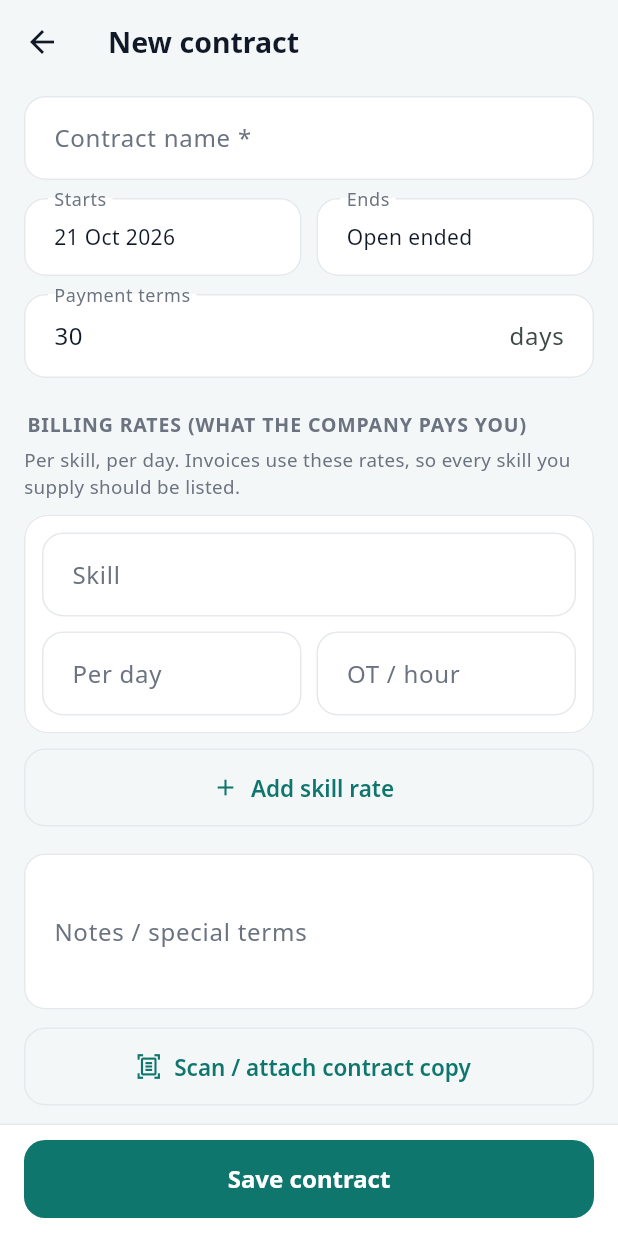
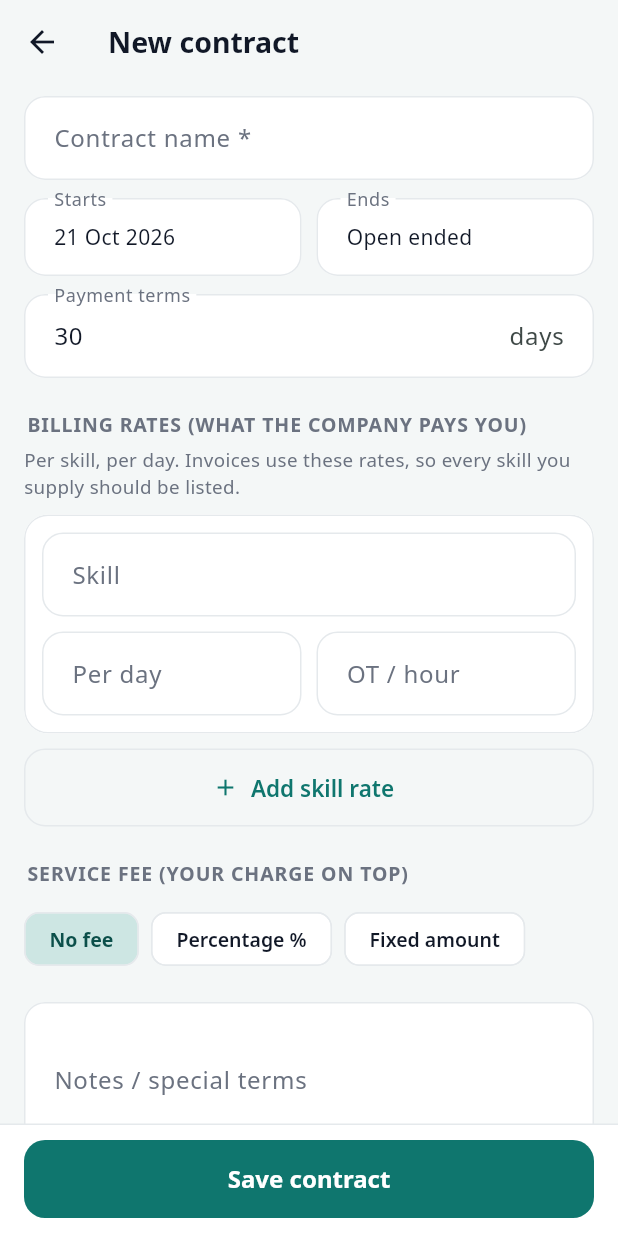
Before and after one commit to rajendravairagi1/MyWebAPP, a Flutter app: the ContractFormScreen screen opened directly with empty values, on a phone screen of 412 x 824 dp. Run offline on Flutter 3.47's test engine with Material 3 defaults, Android fonts, the phone set to English and light mode, and no system bars; our stand-ins replace drift, flutter_riverpod, image_picker, pdf, printing, share_plus and 1 more; accounts and stored records are empty; generated files the repository leaves out were written again; statements that could not run were skipped.

Commit message:
Inline overtime, service fee on invoices, annexure absent/OT columns
Co-Authored-By: Claude Sonnet 5.5 <noreply@anthropic.com>
Claude-Session: https://claude.ai/code/session_013FtgAWU2Cvzp97admXC6Lc

```diff
--- a/shram_khata/lib/data/services/billing_service.dart
+++ b/shram_khata/lib/data/services/billing_service.dart
@@ -29,6 +29,30 @@ class DraftLine {
   bool get missingRate => rate <= 0;
 }
 
+/// The agency's own charge on top of the labour bill.
+class ServiceFee {
+  ServiceFee({this.type = none, this.percent = 0, this.fixed = 0});
+  static const none = 'none';
+  static const percentOf = 'percent';
+  static const fixedAmount = 'fixed';
+
+  String type;
+
+  /// Used when [type] is percent: share of the labour charges, e.g. 10.
+  double percent;
+
+  /// Used when [type] is fixed: one amount per invoice, in minor units.
+  int fixed;
+
+  int amountFor(int labourCharges) => switch (type) {
+        percentOf => (labourCharges * percent / 100).round(),
+        fixedAmount => fixed,
+        _ => 0,
+      };
+
+  ServiceFee copy() => ServiceFee(type: type, percent: percent, fixed: fixed);
+}
+
 class InvoiceDraft {
   InvoiceDraft({
     required this.companyId,
@@ -37,7 +61,8 @@ class InvoiceDraft {
     required this.to,
     required this.lines,
     required this.overlapping,
-  });
+    ServiceFee? fee,
+  }) : fee = fee ?? ServiceFee();
 
   final String companyId;
   final String? siteId;
@@ -48,7 +73,12 @@ class InvoiceDraft {
   /// An existing invoice already covering part of this period, if any.
   final Invoice? overlapping;
 
+  /// Service fee for this invoice (editable before saving).
+  ServiceFee fee;
+
+  /// Labour charges: what the attendance is worth at the contract rates.
   int get subtotal => lines.fold(0, (a, l) => a + l.amount);
+  int get feeAmount => fee.amountFor(subtotal);
   int get missingRates => lines.where((l) => l.missingRate).length;
   double get totalDays => lines.fold(0.0, (a, l) => a + l.days);
 }
@@ -173,6 +203,16 @@ class BillingService extends Service {
         break;
       }
     }
+    // Default service fee: the newest active contract covering the period.
+    final contracts = await (db.select(db.contracts)
+          ..where((t) =>
+              t.companyId.equals(companyId) &
+              t.isActive.equals(true) &
+              t.startDate.isSmallerOrEqualValue(to))
+          ..orderBy([(t) => OrderingTerm.desc(t.startDate)]))
+        .get();
+    final covering = contracts.where((c) => c.endDate == null || c.endDate!.compareTo(from) >= 0);
+    final c = covering.isEmpty ? null : covering.first;
     return InvoiceDraft(
       companyId: companyId,
       siteId: siteId,
@@ -180,6 +220,9 @@ class BillingService extends Service {
       to: to,
       lines: lines,
       overlapping: overlap,
+      fee: c == null
+          ? ServiceFee()
+          : ServiceFee(type: c.serviceFeeType, percent: c.serviceFeePercent, fixed: c.serviceFeeFixed),
     );
   }
 
@@ -203,6 +246,12 @@ class BillingService extends Service {
     String? staffId,
   }) async {
     if (draft.lines.isEmpty) throw AppException('There is no attendance to bill in this period.');
+    if (draft.fee.type == ServiceFee.percentOf && (draft.fee.percent < 0 || draft.fee.percent > 100)) {
+      throw AppException('Service fee percentage must be between 0 and 100.');
+    }
+    if (draft.fee.type == ServiceFee.fixedAmount && draft.fee.fixed < 0) {
+      throw AppException('Service fee cannot be negative.');
+    }
     if (draft.lines.any((l) => l.missingRate)) {
       throw AppException('Set a billing rate for every line before saving.');
     }
@@ -211,7 +260,8 @@ class BillingService extends Service {
     final due = D.ymd(D.addDays(issue, paymentTermsDays));
     final taxRate = profile.taxEnabled ? profile.taxRate : 0.0;
     final subtotal = draft.subtotal;
-    final tax = (subtotal * taxRate / 100).round();
+    final feeAmount = draft.feeAmount;
+    final tax = ((subtotal + feeAmount) * taxRate / 100).round();
     final id = newId();
     await db.transaction(() async {
       final number = await _nextNumber(profile.invoicePrefix, issue, profile.country.fiscalStartMonth);
@@ -226,10 +276,13 @@ class BillingService extends Service {
             periodFrom: draft.from,
             periodTo: draft.to,
             subtotal: subtotal,
+            serviceFeeType: Value(draft.fee.type),
+            serviceFeePercent: Value(draft.fee.percent),
+            serviceFeeAmount: Value(feeAmount),
             taxRate: Value(taxRate),
             taxLabel: Value(profile.taxLabel),
             taxAmount: Value(tax),
-            total: subtotal + tax,
+            total: subtotal + feeAmount + tax,
             notes: Value(notes.trim()),
           ));
       for (final l in draft.lines) {
@@ -246,7 +299,7 @@ class BillingService extends Service {
               amount: l.amount,
             ));
       }
-      await audit(staffId, 'create', 'invoice', id, '$subtotal + $tax');
+      await audit(staffId, 'create', 'invoice', id, '$subtotal + $feeAmount + $tax');
     });
     return id;
   }
--- a/shram_khata/lib/data/tables.dart
+++ b/shram_khata/lib/data/tables.dart
@@ -77,6 +77,12 @@ class Contracts extends Table with PkId {
   TextColumn get notes => text().withDefault(const Constant(''))();
   TextColumn get docPath => text().nullable()();
   BoolColumn get isActive => boolean().withDefault(const Constant(true))();
+
+  /// Agency service fee on top of the labour charges: none | percent | fixed.
+  /// A fixed fee is charged once per invoice.
+  TextColumn get serviceFeeType => text().withDefault(const Constant('none'))();
+  RealColumn get serviceFeePercent => real().withDefault(const Constant(0))();
+  IntColumn get serviceFeeFixed => integer().withDefault(const Constant(0))();
 }
 
 /// What the agency bills the company per skill under a contract.
@@ -199,6 +205,11 @@ class Invoices extends Table with PkId {
   TextColumn get periodFrom => text()();
   TextColumn get periodTo => text()();
   IntColumn get subtotal => integer()();
+
+  /// Service fee snapshot (type none | percent | fixed) and its amount.
+  TextColumn get serviceFeeType => text().withDefault(const Constant('none'))();
+  RealColumn get serviceFeePercent => real().withDefault(const Constant(0))();
+  IntColumn get serviceFeeAmount => integer().withDefault(const Constant(0))();
   RealColumn get taxRate => real().withDefault(const Constant(0))();
   TextColumn get taxLabel => text().withDefault(const Constant('GST'))();
   IntColumn get taxAmount => integer().withDefault(const Constant(0))();
--- a/shram_khata/lib/features/billing/invoice_create_screen.dart
+++ b/shram_khata/lib/features/billing/invoice_create_screen.dart
@@ -1,5 +1,6 @@
 import '../../core/i18n.dart';
 import 'package:flutter/material.dart';
+import 'service_fee_editor.dart';
 import 'package:flutter_riverpod/flutter_riverpod.dart';
 
 import '../../core/dates.dart';
@@ -158,7 +159,8 @@ class _InvoiceCreateScreenState extends ConsumerState<InvoiceCreateScreen> {
     final profile = ref.watch(profileProvider).value ?? const BusinessProfile();
     final d = _draft;
     final taxRate = profile.taxEnabled ? profile.taxRate : 0.0;
-    final tax = d == null ? 0 : (d.subtotal * taxRate / 100).round();
+    final fee = d?.feeAmount ?? 0;
+    final tax = d == null ? 0 : ((d.subtotal + fee) * taxRate / 100).round();
     final now = DateTime.now();
     final thisMonth = D.firstOfMonth(now);
     final lastMonth = DateTime(now.year, now.month - 1, 1);
@@ -169,7 +171,7 @@ class _InvoiceCreateScreenState extends ConsumerState<InvoiceCreateScreen> {
             ? null
             : FilledButton(
                 onPressed: _busy || d.lines.isEmpty ? null : () => _save(profile),
-                child: Text('Create invoice • ${Money.format(d.subtotal + tax)}'),
+                child: Text('Create invoice • ${Money.format(d.subtotal + fee + tax)}'),
               ),
         children: [
           DropdownButtonFormField<String>(
@@ -295,13 +297,28 @@ class _InvoiceCreateScreenState extends ConsumerState<InvoiceCreateScreen> {
                 ]),
               ),
               const SizedBox(height: 12),
+              SectionTitle(tr('SERVICE FEE (YOUR CHARGE ON TOP)'), padding: const EdgeInsets.fromLTRB(2, 8, 2, 10)),
+              AppCard(
+                child: ServiceFeeEditor(
+                  key: ValueKey('fee-$_companyId-${d.from}-${d.to}-$_siteId'),
+                  fee: d.fee,
+                  onChanged: (f) => setState(() => d.fee = f),
+                ),
+              ),
+              const SizedBox(height: 12),
               AppCard(
                 child: Column(children: [
-                  _total('Man-days', num1(d.totalDays)),
-                  _total('Subtotal', Money.format(d.subtotal)),
+                  _total(tr('Man-days'), num1(d.totalDays)),
+                  _total(tr('Labour charges'), Money.format(d.subtotal)),
+                  if (fee > 0)
+                    _total(
+                        d.fee.type == ServiceFee.percentOf
+                            ? trf('Service fee ({pct}%)', {'pct': num1(d.fee.percent)})
+                            : tr('Service fee'),
+                        Money.format(fee)),
                   if (taxRate > 0) _total('${profile.taxLabel} @ ${num1(taxRate)}%', Money.format(tax)),
                   const Divider(height: 18),
-                  _total('Total', Money.format(d.subtotal + tax), big: true),
+                  _total(tr('Total'), Money.format(d.subtotal + fee + tax), big: true),
                 ]),
               ),
               const SizedBox(height: 12),
--- a/shram_khata/lib/features/billing/invoice_detail_screen.dart
+++ b/shram_khata/lib/features/billing/invoice_detail_screen.dart
@@ -72,7 +72,13 @@ class InvoiceDetailScreen extends ConsumerWidget {
                   Expanded(child: Stat(label: tr('Due date'), value: D.showShort(inv.dueDate), color: s == InvoiceState.overdue ? Palette.absent : null)),
                 ]),
                 const Divider(height: 24),
-                _row('Subtotal', Money.format(inv.subtotal)),
+                _row('Labour charges', Money.format(inv.subtotal)),
+                if (inv.serviceFeeAmount > 0)
+                  _row(
+                      inv.serviceFeeType == 'percent'
+                          ? trf('Service fee ({pct}%)', {'pct': num1(inv.serviceFeePercent)})
+                          : tr('Service fee'),
+                      Money.format(inv.serviceFeeAmount)),
                 if (inv.taxAmount > 0) _row('${inv.taxLabel} @ ${num1(inv.taxRate)}%', Money.format(inv.taxAmount)),
                 _row('Total', Money.format(inv.total), bold: true),
                 if (d.paid > 0) _row('Received', '− ${Money.format(d.paid)}'),
--- /dev/null
+++ b/shram_khata/lib/features/billing/service_fee_editor.dart
@@ -0,0 +1,85 @@
+import 'package:flutter/material.dart';
+
+import '../../core/i18n.dart';
+import '../../core/money.dart';
+import '../../core/theme.dart';
+import '../../data/services/billing_service.dart';
+
+/// Pick how the agency's service fee is charged: none, a percentage of the
+/// labour charges, or one fixed amount per invoice.
+class ServiceFeeEditor extends StatefulWidget {
+  const ServiceFeeEditor({super.key, required this.fee, required this.onChanged});
+  final ServiceFee fee;
+  final ValueChanged<ServiceFee> onChanged;
+
+  @override
+  State<ServiceFeeEditor> createState() => _ServiceFeeEditorState();
+}
+
+class _ServiceFeeEditorState extends State<ServiceFeeEditor> {
+  late final _value = TextEditingController(text: _initialText());
+
+  String _initialText() {
+    final f = widget.fee;
+    if (f.type == ServiceFee.percentOf && f.percent > 0) return num1(f.percent);
+    if (f.type == ServiceFee.fixedAmount && f.fixed > 0) return Money.toInput(f.fixed);
+    return '';
+  }
+
+  @override
+  void dispose() {
+    _value.dispose();
+    super.dispose();
+  }
+
+  void _emit(String type) {
+    final text = _value.text.trim();
+    final f = ServiceFee(type: type);
+    if (type == ServiceFee.percentOf) f.percent = double.tryParse(text) ?? 0;
+    if (type == ServiceFee.fixedAmount) f.fixed = Money.parse(text) ?? 0;
+    widget.onChanged(f);
+  }
+
+  @override
+  Widget build(BuildContext context) {
+    final type = widget.fee.type;
+    return Column(crossAxisAlignment: CrossAxisAlignment.start, children: [
+      Wrap(spacing: 8, runSpacing: 8, children: [
+        for (final e in [
+          (ServiceFee.none, tr('No fee')),
+          (ServiceFee.percentOf, tr('Percentage %')),
+          (ServiceFee.fixedAmount, tr('Fixed amount')),
+        ])
+          ChoiceChip(
+            label: Text(e.$2),
+            selected: type == e.$1,
+            onSelected: (_) {
+              _value.clear();
+              _emit(e.$1);
+            },
+          ),
+      ]),
+      if (type != ServiceFee.none) ...[
+        const SizedBox(height: 10),
+        TextField(
+          controller: _value,
+          keyboardType: const TextInputType.numberWithOptions(decimal: true),
+          onChanged: (_) => _emit(type),
+          decoration: InputDecoration(
+            labelText: type == ServiceFee.percentOf ? tr('Service fee %') : tr('Service fee amount'),
+            prefixText: type == ServiceFee.fixedAmount ? '${Money.symbol} ' : null,
+            suffixText: type == ServiceFee.percentOf ? '%' : null,
+            isDense: true,
+          ),
+        ),
+        const SizedBox(height: 6),
+        Text(
+          type == ServiceFee.percentOf
+              ? tr('Added as a share of the labour charges on every invoice.')
+              : tr('Added once on every invoice.'),
+          style: const TextStyle(color: Palette.muted, fontSize: 12.5),
+        ),
+      ],
+    ]);
+  }
+}
--- a/shram_khata/lib/features/companies/contract_form_screen.dart
+++ b/shram_khata/lib/features/companies/contract_form_screen.dart
@@ -7,7 +7,9 @@ import '../../core/files.dart';
 import '../../core/money.dart';
 import '../../core/theme.dart';
 import '../../core/widgets.dart';
+import '../../data/services/billing_service.dart' show ServiceFee;
 import '../../data/services/company_service.dart';
+import '../billing/service_fee_editor.dart';
 import '../../data/services/labour_service.dart';
 import '../../state/providers.dart';
 
@@ -48,6 +50,7 @@ class _ContractFormScreenState extends ConsumerState<ContractFormScreen> {
   String? _doc;
   bool _active = true;
   final _rows = <_RateRow>[];
+  ServiceFee _fee = ServiceFee();
   bool _busy = false;
 
   @override
@@ -58,6 +61,10 @@ class _ContractFormScreenState extends ConsumerState<ContractFormScreen> {
       _end = D.tryParse(c.contract.endDate);
       _doc = c.contract.docPath;
       _active = c.contract.isActive;
+      _fee = ServiceFee(
+          type: c.contract.serviceFeeType,
+          percent: c.contract.serviceFeePercent,
+          fixed: c.contract.serviceFeeFixed);
       for (final r in c.rates) {
         _rows.add(_RateRow(
           skill: r.skill,
@@ -93,6 +100,9 @@ class _ContractFormScreenState extends ConsumerState<ContractFormScreen> {
             notes: _notes.text,
             docPath: _doc,
             isActive: _active,
+            serviceFeeType: _fee.type,
+            serviceFeePercent: _fee.percent,
+            serviceFeeFixed: _fee.fixed,
             rates: [
               for (final r in _rows)
                 (
@@ -234,6 +244,8 @@ class _ContractFormScreenState extends ConsumerState<ContractFormScreen> {
             icon: const Icon(Icons.add),
             label: Text(tr('Add skill rate')),
           ),
+          SectionTitle(tr('SERVICE FEE (YOUR CHARGE ON TOP)'), padding: const EdgeInsets.fromLTRB(2, 22, 2, 10)),
+          ServiceFeeEditor(fee: _fee, onChanged: (f) => setState(() => _fee = f)),
           const SizedBox(height: 18),
           TextField(
             controller: _notes,
```
Also changed, not shown: shram_khata/lib/core/i18n.dart (+9 -0 lines), shram_khata/lib/data/database.dart (+11 -1 lines), shram_khata/lib/data/services/company_service.dart (+10 -0 lines), shram_khata/lib/features/attendance/attendance_sheet_screen.dart (+65 -92 lines), shram_khata/lib/pdf/invoice_pdf.dart (+23 -4 lines), shram_khata/lib/data/database.g.dart, 1 other file.
